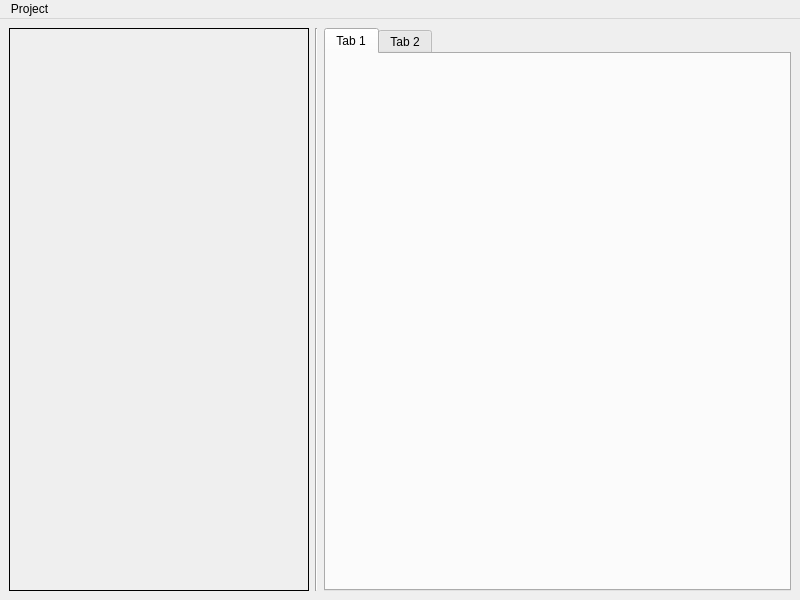
This is appli/prodManager/ui/prodManager.ui in snaress/studio as Qt 5 draws it before an edit. The edited form follows.
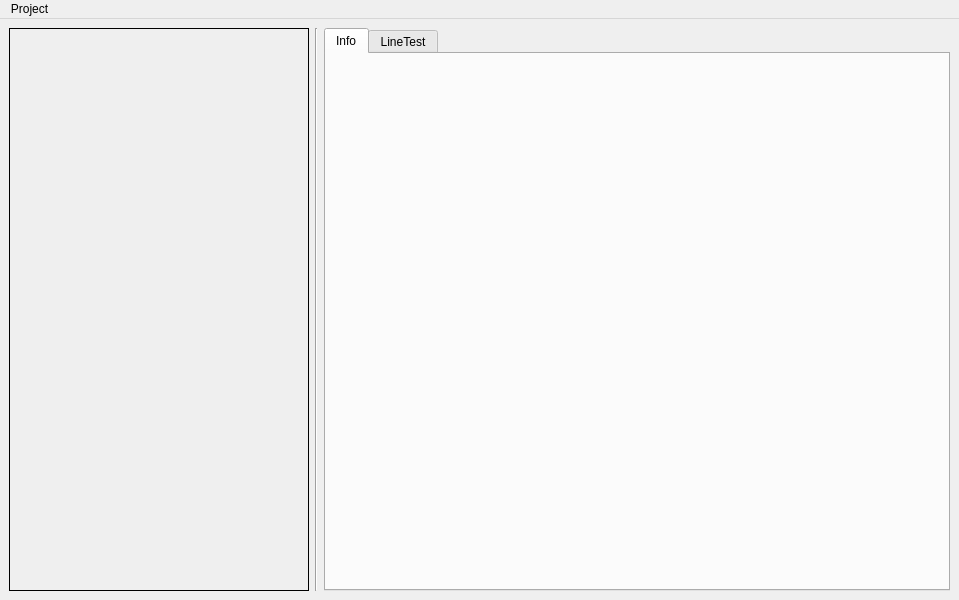
This is the edited form.

Commit message: prodManager: Tab Info: Creation

```diff
--- a/appli/prodManager/ui/prodManager.ui
+++ b/appli/prodManager/ui/prodManager.ui
@@ -6,7 +6,7 @@
    <rect>
     <x>0</x>
     <y>0</y>
-    <width>800</width>
+    <width>959</width>
     <height>600</height>
    </rect>
   </property>
@@ -53,14 +53,32 @@
       </item>
       <item>
        <widget class="QTabWidget" name="tabProdManager">
-        <widget class="QWidget" name="tab">
+        <property name="currentIndex">
+         <number>0</number>
+        </property>
+        <widget class="QWidget" name="tiInfo">
          <attribute name="title">
-          <string>Tab 1</string>
+          <string>Info</string>
          </attribute>
+         <layout class="QGridLayout" name="glTabInfo">
+          <property name="margin">
+           <number>1</number>
+          </property>
+          <property name="spacing">
+           <number>0</number>
+          </property>
+          <item row="0" column="0">
+           <layout class="QVBoxLayout" name="vlTabInfo">
+            <property name="spacing">
+             <number>0</number>
+            </property>
+           </layout>
+          </item>
+         </layout>
         </widget>
         <widget class="QWidget" name="tab_2">
          <attribute name="title">
-          <string>Tab 2</string>
+          <string>LineTest</string>
          </attribute>
         </widget>
        </widget>
@@ -74,7 +92,7 @@
     <rect>
      <x>0</x>
      <y>0</y>
-     <width>800</width>
+     <width>959</width>
      <height>21</height>
     </rect>
    </property>
```
Left out of the diff: 2 changed lines with no effect on the pictures. The commit also changes 8 other files.
